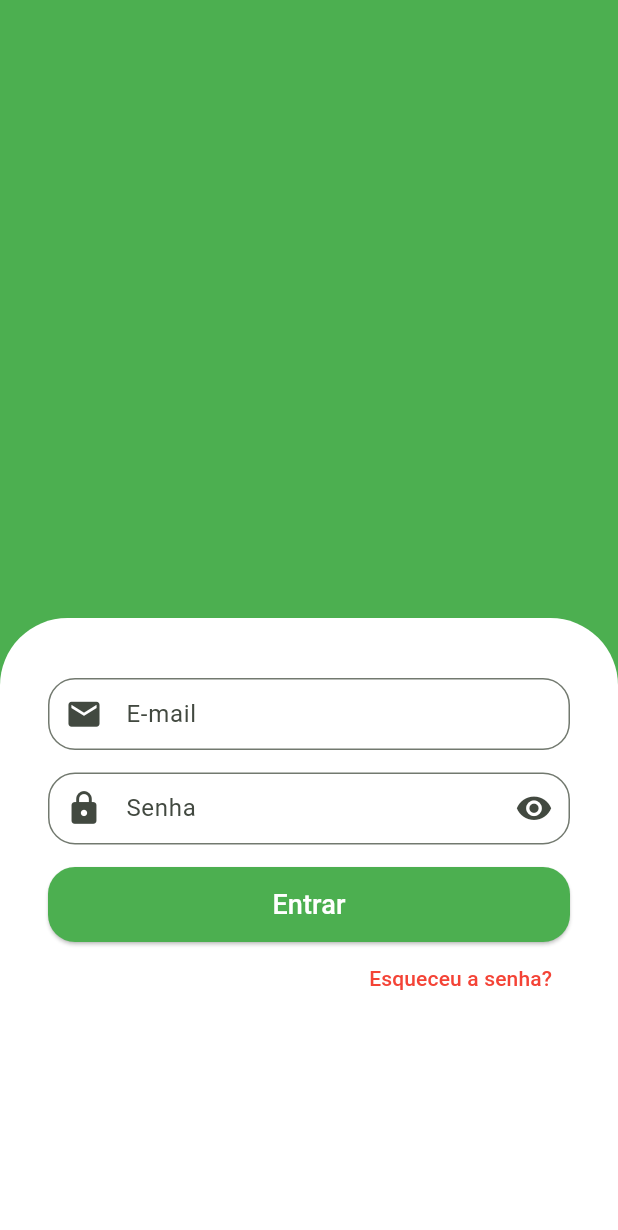
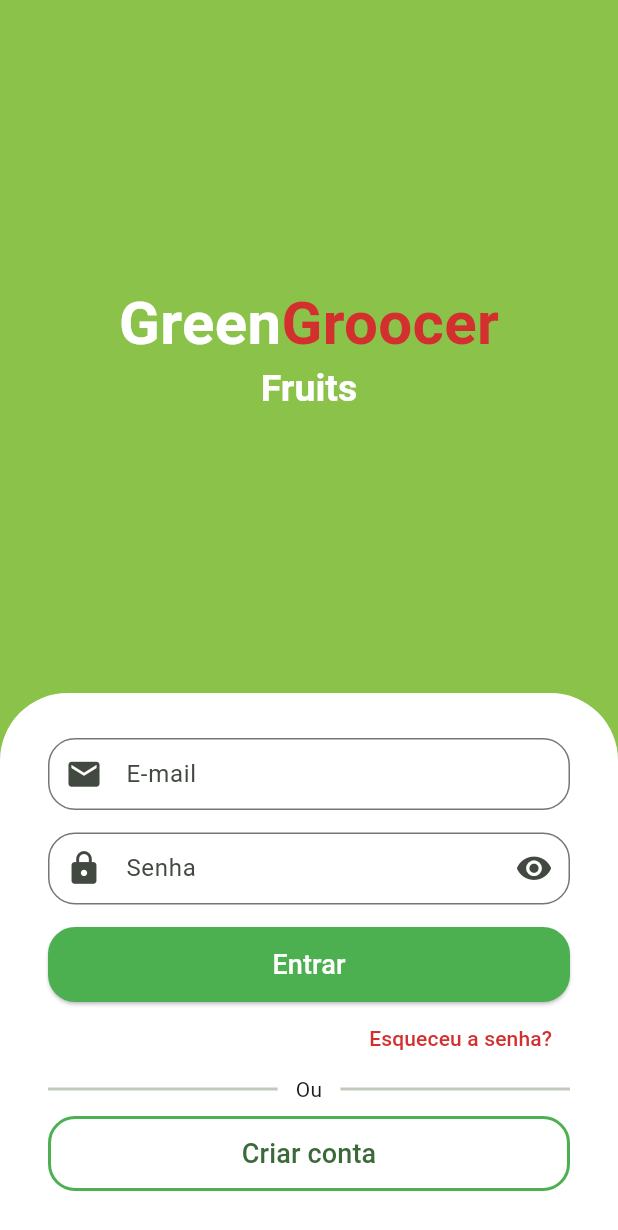
Before and after one commit to CaioReis29/greenGroocer, a Flutter app: the screen it shows after launch, on a phone screen of 412 x 824 dp. Shown: the top 1230 px of the screen. Run offline on Flutter 3.47's test engine with Material 2 defaults, Android fonts, the phone set to English and light mode, and no system bars; drawn by our look-alikes of animated_text_kit.

Commit message:
feat: login screen and styling config created

```diff
--- a/lib/src/auth/sign_in_screen.dart
+++ b/lib/src/auth/sign_in_screen.dart
@@ -1,22 +1,66 @@
+import 'package:animated_text_kit/animated_text_kit.dart';
 import 'package:flutter/material.dart';
 import 'package:greengrocer/src/auth/components/custom_text_field.dart';
+import 'package:greengrocer/src/config/custom_colors.dart';
 
 class SignInScreen extends StatelessWidget {
   const SignInScreen({super.key});
 
   @override
   Widget build(BuildContext context) {
+    final size = MediaQuery.sizeOf(context);
     return Scaffold(
-      backgroundColor: Colors.green,
-      body: Column(
+      backgroundColor: CustomColors.customSwatchColor,
+      body: SingleChildScrollView(
+        child: SizedBox(
+          height: size.height,
+          child: Column(
             children: [
               Expanded(
-            child: Container(
-              color: Colors.green,
+                  child: Column(
+                mainAxisAlignment: MainAxisAlignment.center,
+                children: [
+                  Text.rich(
+                    TextSpan(
+                      style: const TextStyle(
+                        fontSize: 40,
+                      ),
+                      children: [
+                        const TextSpan(
+                          text: "Green",
+                          style: TextStyle(
+                              color: Colors.white, fontWeight: FontWeight.bold),
+                        ),
+                        TextSpan(
+                          text: "Groocer",
+                          style: TextStyle(
+                              color: CustomColors.customConstrastColor, fontWeight: FontWeight.bold),
+                        ),
+                      ],
                     ),
                   ),
-          Expanded(
-            child: Container(
+                  SizedBox(
+                    height: 30,
+                    child: DefaultTextStyle(
+                      style: const TextStyle(
+                        fontSize: 25,
+                        color: Colors.white,
+                        fontWeight: FontWeight.bold
+                      ),
+                      child: AnimatedTextKit(
+                        repeatForever: true,
+                        pause: Duration.zero,
+                        animatedTexts: [
+                        FadeAnimatedText("Fruits"),
+                        FadeAnimatedText("Vegetables"),
+                        FadeAnimatedText("Meat"),
+                        FadeAnimatedText("Cereals"),
+                      ]),
+                    ),
+                  ),
+                ],
+              )),
+              Container(
                 decoration: const BoxDecoration(
                   color: Colors.white,
                   borderRadius: BorderRadius.vertical(
@@ -24,8 +68,7 @@ class SignInScreen extends StatelessWidget {
                   ),
                 ),
                 child: Padding(
-                padding:
-                    const EdgeInsets.symmetric(horizontal: 32, vertical: 40),
+                  padding: const EdgeInsets.symmetric(horizontal: 32, vertical: 30),
                   child: Column(
                     crossAxisAlignment: CrossAxisAlignment.stretch,
                     children: [
@@ -63,10 +106,49 @@ class SignInScreen extends StatelessWidget {
                         alignment: Alignment.centerRight,
                         child: TextButton(
                           onPressed: () {},
-                        child: const Text(
+                          child: Text(
                             "Esqueceu a senha?",
                             style: TextStyle(
-                            color: Colors.red,
+                              color: CustomColors.customConstrastColor,
+                            ),
+                          ),
+                        ),
+                      ),
+                      const Padding(
+                        padding: EdgeInsets.only(bottom: 8.0),
+                        child: Row(
+                          children: [
+                            Expanded(
+                              child: Divider(
+                                thickness: 2,
+                              ),
+                            ),
+                            Padding(
+                              padding: EdgeInsets.symmetric(horizontal: 12),
+                              child: Text('Ou'),
+                            ),
+                            Expanded(
+                              child: Divider(
+                                thickness: 2,
+                              ),
+                            ),
+                          ],
+                        ),
+                      ),
+                      SizedBox(
+                        height: 50,
+                        child: OutlinedButton(
+                          onPressed: () {},
+                          style: OutlinedButton.styleFrom(
+                            side: const BorderSide(width: 2, color: Colors.green),
+                            shape: RoundedRectangleBorder(
+                              borderRadius: BorderRadius.circular(18),
+                            ),
+                          ),
+                          child: const Text(
+                            'Criar conta',
+                            style: TextStyle(
+                              fontSize: 18,
                             ),
                           ),
                         ),
@@ -75,8 +157,9 @@ class SignInScreen extends StatelessWidget {
                   ),
                 ),
               ),
+            ],
           ),
-        ],
+        ),
       ),
     );
   }
--- /dev/null
+++ b/lib/src/config/custom_colors.dart
@@ -0,0 +1,25 @@
+
+import 'package:flutter/material.dart';
+
+Map<int, Color> _swatchOpacity = {
+  50: const Color.fromRGBO(139, 195, 74, .1),
+  100: const Color.fromRGBO(139, 195, 74, .2),
+  200: const Color.fromRGBO(139, 195, 74, .3),
+  300: const Color.fromRGBO(139, 195, 74, .4),
+  400: const Color.fromRGBO(139, 195, 74, .5),
+  500: const Color.fromRGBO(139, 195, 74, .6),
+  600: const Color.fromRGBO(139, 195, 74, .7),
+  700: const Color.fromRGBO(139, 195, 74, .8),
+  800: const Color.fromRGBO(139, 195, 74, .9),
+  900: const Color.fromRGBO(139, 195, 74, .10),
+};
+
+abstract class CustomColors {
+
+  static Color customConstrastColor = Colors.red.shade700;
+
+  static MaterialColor customSwatchColor = MaterialColor(
+    0xFF8BC34A,
+    _swatchOpacity
+  );
+}
--- a/pubspec.yaml
+++ b/pubspec.yaml
@@ -35,6 +35,7 @@ dependencies:
   # The following adds the Cupertino Icons font to your application.
   # Use with the CupertinoIcons class for iOS style icons.
   cupertino_icons: ^1.0.2
+  animated_text_kit: ^4.2.2
 
 dev_dependencies:
   flutter_test:
```
Also changed, not shown: pubspec.lock. Lines whose indentation alone changed are shown as unchanged.
